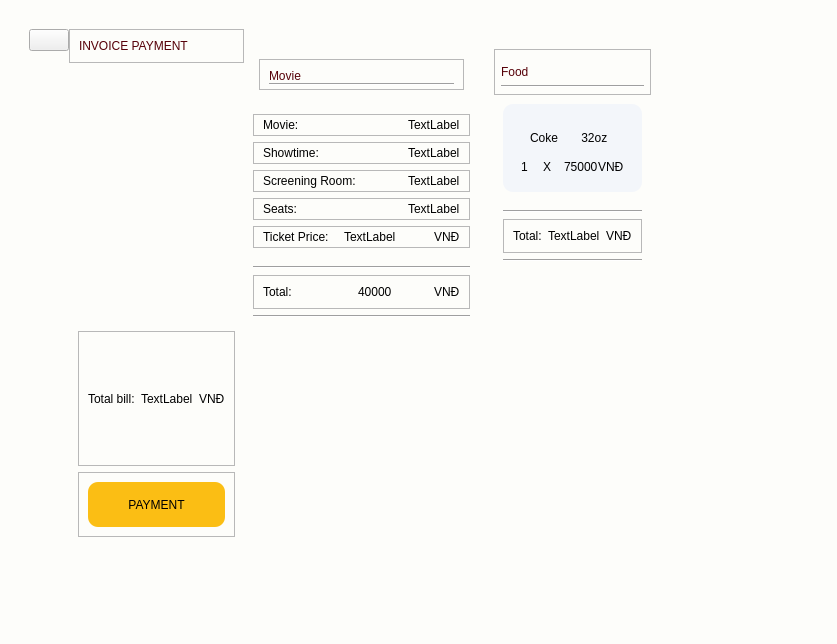
Qt form ui/user/BookTicket.ui (nhuanh1070/FinalProject) before a commit.
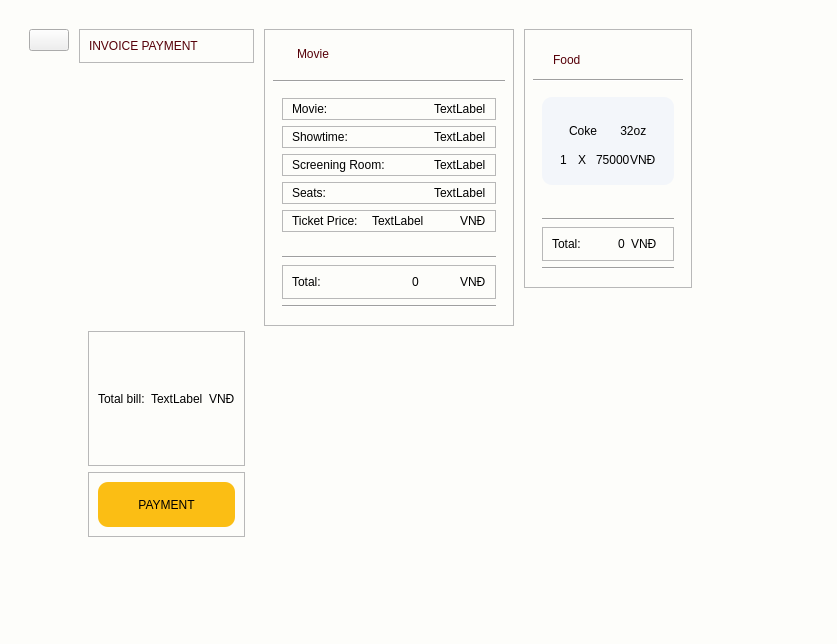
The same form after that commit. Icons and pictures are not drawn.

The edit to the form file:
```diff
--- a/ui/user/BookTicket.ui
+++ b/ui/user/BookTicket.ui
@@ -930,7 +930,7 @@
                       <string notr="true">font: 75 bold 10pt &quot;MS Shell Dlg 2&quot;;</string>
                      </property>
                      <property name="text">
-                      <string>TextLabel</string>
+                      <string>0</string>
                      </property>
                     </widget>
                    </item>
@@ -1029,7 +1029,7 @@
         <widget class="QWidget" name="widget_101" native="true">
          <layout class="QHBoxLayout" name="horizontalLayout_27">
           <property name="spacing">
-           <number>0</number>
+           <number>10</number>
           </property>
           <item alignment="Qt::AlignLeft|Qt::AlignTop">
            <widget class="QWidget" name="widget_102" native="true">
@@ -1225,36 +1225,27 @@
               <height>16777215</height>
              </size>
             </property>
-            <layout class="QVBoxLayout" name="verticalLayout_29">
-             <property name="spacing">
-              <number>0</number>
-             </property>
-             <property name="leftMargin">
-              <number>0</number>
-             </property>
-             <property name="topMargin">
-              <number>15</number>
-             </property>
-             <property name="rightMargin">
-              <number>15</number>
-             </property>
-             <property name="bottomMargin">
-              <number>0</number>
-             </property>
-             <item alignment="Qt::AlignTop">
+            <property name="styleSheet">
+             <string notr="true">#widget_103 {border: 1px solid palette(mid)}</string>
+            </property>
+            <layout class="QVBoxLayout" name="verticalLayout_14">
+             <item>
               <widget class="QWidget" name="widget_108" native="true">
+               <property name="styleSheet">
+                <string notr="true">border: None</string>
+               </property>
                <layout class="QVBoxLayout" name="verticalLayout_127">
                 <property name="leftMargin">
                  <number>15</number>
                 </property>
                 <property name="topMargin">
-                 <number>15</number>
+                 <number>0</number>
                 </property>
                 <property name="rightMargin">
                  <number>15</number>
                 </property>
                 <property name="bottomMargin">
-                 <number>15</number>
+                 <number>10</number>
                 </property>
                 <item>
                  <widget class="QFrame" name="frame_26">
@@ -1291,19 +1282,19 @@
                      </property>
                     </widget>
                    </item>
-                   <item>
-                    <widget class="Line" name="line_3">
-                     <property name="orientation">
-                      <enum>Qt::Horizontal</enum>
-                     </property>
-                    </widget>
-                   </item>
                   </layout>
                  </widget>
                 </item>
                </layout>
               </widget>
              </item>
+             <item>
+              <widget class="Line" name="line_3">
+               <property name="orientation">
+                <enum>Qt::Horizontal</enum>
+               </property>
+              </widget>
+             </item>
              <item>
               <widget class="QWidget" name="widget_109" native="true">
                <layout class="QVBoxLayout" name="verticalLayout_17">
@@ -1572,7 +1563,7 @@
                       <string notr="true">font: 75 bold 10pt &quot;MS Shell Dlg 2&quot;;</string>
                      </property>
                      <property name="text">
-                      <string>40000</string>
+                      <string>0</string>
                      </property>
                     </widget>
                    </item>
@@ -1602,26 +1593,17 @@
             </layout>
            </widget>
           </item>
-          <item alignment="Qt::AlignTop">
+          <item alignment="Qt::AlignHCenter|Qt::AlignTop">
            <widget class="QWidget" name="widget_104" native="true">
-            <layout class="QVBoxLayout" name="verticalLayout_71">
-             <property name="spacing">
-              <number>0</number>
-             </property>
-             <property name="leftMargin">
-              <number>0</number>
-             </property>
-             <property name="topMargin">
-              <number>20</number>
-             </property>
-             <property name="rightMargin">
-              <number>20</number>
-             </property>
-             <property name="bottomMargin">
-              <number>0</number>
-             </property>
-             <item alignment="Qt::AlignTop">
+            <property name="styleSheet">
+             <string notr="true">#widget_104 {border: 1px solid palette(mid)}</string>
+            </property>
+            <layout class="QVBoxLayout" name="verticalLayout_13">
+             <item>
               <widget class="QFrame" name="frame_85">
+               <property name="styleSheet">
+                <string notr="true">border: None</string>
+               </property>
                <property name="frameShape">
                 <enum>QFrame::StyledPanel</enum>
                </property>
@@ -1633,13 +1615,13 @@
                  <number>6</number>
                 </property>
                 <property name="leftMargin">
-                 <number>6</number>
+                 <number>20</number>
                 </property>
                 <property name="topMargin">
                  <number>15</number>
                 </property>
                 <property name="rightMargin">
-                 <number>6</number>
+                 <number>15</number>
                 </property>
                 <property name="bottomMargin">
                  <number>6</number>
@@ -1655,22 +1637,22 @@
                   </property>
                  </widget>
                 </item>
-                <item>
-                 <widget class="Line" name="line_6">
-                  <property name="orientation">
-                   <enum>Qt::Horizontal</enum>
-                  </property>
-                 </widget>
-                </item>
                </layout>
               </widget>
              </item>
+             <item>
+              <widget class="Line" name="line_10">
+               <property name="orientation">
+                <enum>Qt::Horizontal</enum>
+               </property>
+              </widget>
+             </item>
              <item>
               <widget class="QWidget" name="widget_111" native="true">
                <layout class="QGridLayout" name="gridLayout_5">
-                <item row="0" column="0">
-                 <layout class="QHBoxLayout" name="horizontalLayout_72">
-                  <item>
+                <item row="1" column="0">
+                 <layout class="QVBoxLayout" name="verticalLayout_FoodPayment">
+                  <item alignment="Qt::AlignHCenter">
                    <widget class="QWidget" name="widget_112" native="true">
                     <property name="styleSheet">
                      <string notr="true">background-color: rgb(243, 246, 250);
@@ -1783,13 +1765,20 @@
              <item>
               <widget class="QWidget" name="widget_113" native="true">
                <layout class="QVBoxLayout" name="verticalLayout_129">
-                <item>
+                <item alignment="Qt::AlignHCenter">
                  <widget class="Line" name="line_7">
                   <property name="orientation">
                    <enum>Qt::Horizontal</enum>
                   </property>
                  </widget>
                 </item>
+                <item>
+                 <widget class="Line" name="line_9">
+                  <property name="orientation">
+                   <enum>Qt::Horizontal</enum>
+                  </property>
+                 </widget>
+                </item>
                 <item>
                  <widget class="QFrame" name="frame_89">
                   <property name="frameShape">
@@ -1806,13 +1795,13 @@
                      </property>
                     </widget>
                    </item>
-                   <item>
+                   <item alignment="Qt::AlignRight">
                     <widget class="QLabel" name="label_BillFood">
                      <property name="styleSheet">
                       <string notr="true">font: 75 bold 10pt &quot;MS Shell Dlg 2&quot;;</string>
                      </property>
                      <property name="text">
-                      <string>TextLabel</string>
+                      <string>0</string>
                      </property>
                     </widget>
                    </item>
@@ -1926,6 +1915,18 @@
           </item>
           <item>
            <widget class="QWidget" name="widget_13" native="true">
+            <property name="minimumSize">
+             <size>
+              <width>783</width>
+              <height>467</height>
+             </size>
+            </property>
+            <property name="maximumSize">
+             <size>
+              <width>783</width>
+              <height>468</height>
+             </size>
+            </property>
             <layout class="QHBoxLayout" name="horizontalLayout_19">
              <item>
               <widget class="QWidget" name="widget_19" native="true">
@@ -1955,7 +1956,7 @@
                     <rect>
                      <x>0</x>
                      <y>0</y>
-                     <width>474</width>
+                     <width>490</width>
                      <height>780</height>
                     </rect>
                    </property>
@@ -2127,7 +2128,7 @@
                                        <number>0</number>
                                       </property>
                                       <item alignment="Qt::AlignRight">
-                                       <widget class="QLabel" name="label_92">
+                                       <widget class="QLabel" name="label_PriceProduct_1">
                                         <property name="styleSheet">
                                          <string notr="true">font: 75 bold 10pt &quot;MS Shell Dlg 2&quot;;</string>
                                         </property>
@@ -2379,7 +2380,7 @@
                                        <number>0</number>
                                       </property>
                                       <item alignment="Qt::AlignRight">
-                                       <widget class="QLabel" name="label_96">
+                                       <widget class="QLabel" name="label_PriceProduct_2">
                                         <property name="styleSheet">
                                          <string notr="true">font: 75 bold 10pt &quot;MS Shell Dlg 2&quot;;</string>
                                         </property>
@@ -2631,7 +2632,7 @@
                                        <number>0</number>
                                       </property>
                                       <item alignment="Qt::AlignRight">
-                                       <widget class="QLabel" name="label_100">
+                                       <widget class="QLabel" name="label_PriceProduct_3">
                                         <property name="styleSheet">
                                          <string notr="true">font: 75 bold 10pt &quot;MS Shell Dlg 2&quot;;</string>
                                         </property>
@@ -2889,7 +2890,7 @@
                                        <number>0</number>
                                       </property>
                                       <item alignment="Qt::AlignRight">
-                                       <widget class="QLabel" name="label_84">
+                                       <widget class="QLabel" name="label_PriceProduct_4">
                                         <property name="styleSheet">
                                          <string notr="true">font: 75 bold 10pt &quot;MS Shell Dlg 2&quot;;</string>
                                         </property>
@@ -3141,7 +3142,7 @@
                                        <number>0</number>
                                       </property>
                                       <item alignment="Qt::AlignRight">
-                                       <widget class="QLabel" name="label_88">
+                                       <widget class="QLabel" name="label_PriceProduct_5">
                                         <property name="styleSheet">
                                          <string notr="true">font: 75 bold 10pt &quot;MS Shell Dlg 2&quot;;</string>
                                         </property>
@@ -3393,7 +3394,7 @@
                                        <number>0</number>
                                       </property>
                                       <item alignment="Qt::AlignRight">
-                                       <widget class="QLabel" name="label_81">
+                                       <widget class="QLabel" name="label_PriceProduct_6">
                                         <property name="styleSheet">
                                          <string notr="true">font: 75 bold 10pt &quot;MS Shell Dlg 2&quot;;</string>
                                         </property>
@@ -3651,7 +3652,7 @@
                                        <number>0</number>
                                       </property>
                                       <item alignment="Qt::AlignRight">
-                                       <widget class="QLabel" name="label_104">
+                                       <widget class="QLabel" name="label_PriceProduct_7">
                                         <property name="styleSheet">
                                          <string notr="true">font: 75 bold 10pt &quot;MS Shell Dlg 2&quot;;</string>
                                         </property>
@@ -3903,7 +3904,7 @@
                                        <number>0</number>
                                       </property>
                                       <item alignment="Qt::AlignRight">
-                                       <widget class="QLabel" name="label_108">
+                                       <widget class="QLabel" name="label_PriceProduct_8">
                                         <property name="styleSheet">
                                          <string notr="true">font: 75 bold 10pt &quot;MS Shell Dlg 2&quot;;</string>
                                         </property>
@@ -4155,7 +4156,7 @@
                                        <number>0</number>
                                       </property>
                                       <item alignment="Qt::AlignRight">
-                                       <widget class="QLabel" name="label_112">
+                                       <widget class="QLabel" name="label_PriceProduct_9">
                                         <property name="styleSheet">
                                          <string notr="true">font: 75 bold 10pt &quot;MS Shell Dlg 2&quot;;</string>
                                         </property>
@@ -4279,6 +4280,24 @@
              </item>
              <item>
               <widget class="QWidget" name="widget_14" native="true">
+               <property name="sizePolicy">
+                <sizepolicy hsizetype="Preferred" vsizetype="Preferred">
+                 <horstretch>0</horstretch>
+                 <verstretch>0</verstretch>
+                </sizepolicy>
+               </property>
+               <property name="minimumSize">
+                <size>
+                 <width>232</width>
+                 <height>450</height>
+                </size>
+               </property>
+               <property name="maximumSize">
+                <size>
+                 <width>232</width>
+                 <height>450</height>
+                </size>
+               </property>
                <layout class="QVBoxLayout" name="verticalLayout_6">
                 <property name="spacing">
                  <number>3</number>
@@ -4375,7 +4394,7 @@
                             <string notr="true">font: 75 bold 10pt &quot;MS Shell Dlg 2&quot;;</string>
                            </property>
                            <property name="text">
-                            <string>TextLabel</string>
+                            <string>0</string>
                            </property>
                           </widget>
                          </item>
```
